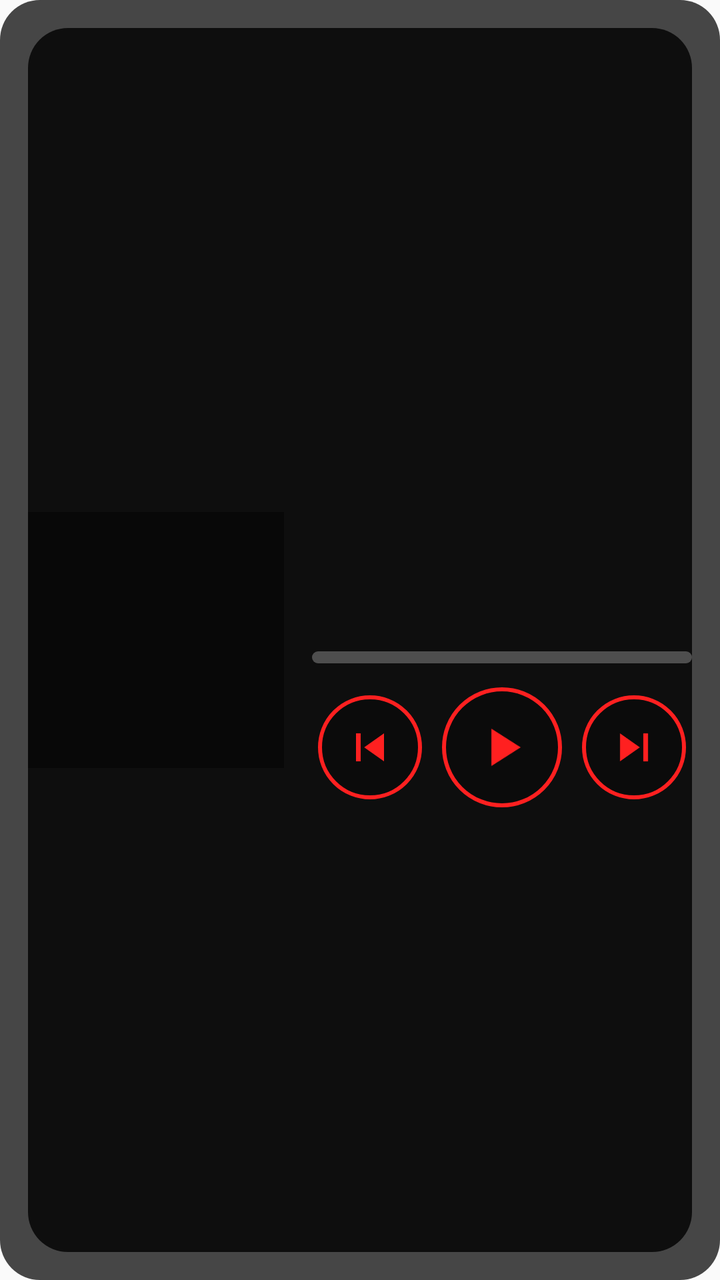
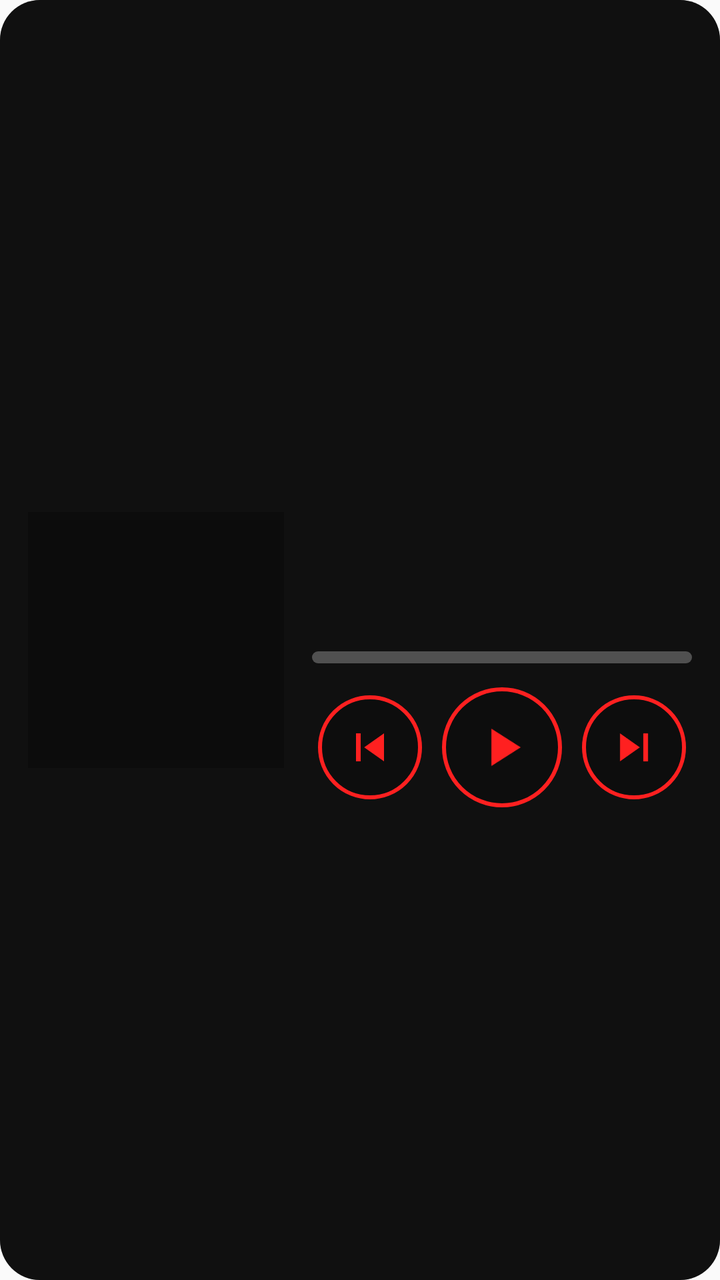

Compare the two renders of this Android layout. The source of the first and the diff that turns it into the second are given below.
<!-- AndroidManifest.xml: another module's application theme AppTheme -->
<!-- res/layout/widget_player.xml -->
<?xml version="1.0" encoding="utf-8"?>
<RelativeLayout xmlns:android="http://schemas.android.com/apk/res/android"
    android:id="@+id/widget_root"
    android:layout_width="match_parent"
    android:layout_height="match_parent"
    android:background="@drawable/widget_background"
    android:padding="14dp">

    <ImageView
        android:id="@+id/widget_artwork_bg"
        android:layout_width="match_parent"
        android:layout_height="match_parent"
        android:alpha="0.22"
        android:contentDescription="@null"
        android:scaleType="centerCrop" />

    <ImageView
        android:layout_width="match_parent"
        android:layout_height="match_parent"
        android:background="@drawable/widget_scrim"
        android:contentDescription="@null" />

    <LinearLayout
        android:layout_width="match_parent"
        android:layout_height="match_parent"
        android:gravity="center_vertical"
        android:orientation="horizontal">

        <ImageView
            android:id="@+id/widget_artwork"
            android:layout_width="128dp"
            android:layout_height="128dp"
            android:background="#66000000"
            android:contentDescription="@string/widget_artwork_desc"
            android:scaleType="centerCrop" />

        <LinearLayout
            android:layout_width="0dp"
            android:layout_height="wrap_content"
            android:layout_marginStart="14dp"
            android:layout_weight="1"
            android:orientation="vertical">

            <TextView
                android:id="@+id/widget_title"
                android:layout_width="match_parent"
                android:layout_height="wrap_content"
                android:ellipsize="marquee"
                android:marqueeRepeatLimit="marquee_forever"
                android:singleLine="true"
                android:textColor="#FFFFFF"
                android:textSize="20sp"
                android:textStyle="bold" />

            <TextView
                android:id="@+id/widget_artist"
                android:layout_width="match_parent"
                android:layout_height="wrap_content"
                android:layout_marginTop="6dp"
                android:ellipsize="end"
                android:maxLines="1"
                android:textColor="#FFFFFF"
                android:textSize="16sp"
                android:textStyle="bold" />

            <TextView
                android:id="@+id/widget_queue"
                android:layout_width="match_parent"
                android:layout_height="wrap_content"
                android:layout_marginTop="4dp"
                android:textColor="#E6FFFFFF"
                android:textSize="14sp"
                android:textStyle="bold" />

            <ProgressBar
                android:id="@+id/widget_progress"
                style="?android:attr/progressBarStyleHorizontal"
                android:layout_width="match_parent"
                android:layout_height="6dp"
                android:layout_marginTop="12dp"
                android:max="1000"
                android:progressDrawable="@drawable/widget_progress_red" />

            <LinearLayout
                android:layout_width="match_parent"
                android:layout_height="wrap_content"
                android:layout_marginTop="12dp"
                android:gravity="center"
                android:orientation="horizontal">

                <ImageButton
                    android:id="@+id/widget_btn_prev"
                    android:layout_width="52dp"
                    android:layout_height="52dp"
                    android:background="@drawable/widget_control_bg"
                    android:contentDescription="@string/widget_prev_desc"
                    android:padding="12dp"
                    android:scaleType="fitCenter"
                    android:src="@drawable/ic_widget_skip_previous" />

                <ImageButton
                    android:id="@+id/widget_btn_play_pause"
                    android:layout_width="60dp"
                    android:layout_height="60dp"
                    android:layout_marginHorizontal="10dp"
                    android:background="@drawable/widget_control_bg"
                    android:contentDescription="@string/widget_play_desc"
                    android:padding="14dp"
                    android:scaleType="fitCenter"
                    android:src="@drawable/ic_widget_play" />

                <ImageButton
                    android:id="@+id/widget_btn_next"
                    android:layout_width="52dp"
                    android:layout_height="52dp"
                    android:background="@drawable/widget_control_bg"
                    android:contentDescription="@string/widget_next_desc"
                    android:padding="12dp"
                    android:scaleType="fitCenter"
                    android:src="@drawable/ic_widget_skip_next" />
            </LinearLayout>
        </LinearLayout>
    </LinearLayout>
</RelativeLayout>
<!-- resources referenced by this layout -->
<resources>
  <!-- drawable ic_widget_play (drawable) -->
  <?xml version="1.0" encoding="utf-8"?>
  <vector xmlns:android="http://schemas.android.com/apk/res/android"
      android:width="24dp"
      android:height="24dp"
      android:viewportWidth="24"
      android:viewportHeight="24">
      <path
          android:fillColor="#FF2020"
          android:pathData="M8,5v14l11,-7z" />
  </vector>
  <!-- drawable ic_widget_skip_next (drawable) -->
  <?xml version="1.0" encoding="utf-8"?>
  <vector xmlns:android="http://schemas.android.com/apk/res/android"
      android:width="24dp"
      android:height="24dp"
      android:viewportWidth="24"
      android:viewportHeight="24">
      <path
          android:fillColor="#FF2020"
          android:pathData="M6,18l8.5,-6L6,6v12zM16,6v12h2V6h-2z" />
  </vector>
  <!-- drawable ic_widget_skip_previous (drawable) -->
  <?xml version="1.0" encoding="utf-8"?>
  <vector xmlns:android="http://schemas.android.com/apk/res/android"
      android:width="24dp"
      android:height="24dp"
      android:viewportWidth="24"
      android:viewportHeight="24">
      <path
          android:fillColor="#FF2020"
          android:pathData="M6,6h2v12H6V6zM9.5,12l8.5,6V6L9.5,12z" />
  </vector>
  <!-- drawable widget_background (drawable) -->
  <?xml version="1.0" encoding="utf-8"?>
  <shape xmlns:android="http://schemas.android.com/apk/res/android"
      android:shape="rectangle">
      <solid android:color="#CC1A1A1A" />
      <corners android:radius="20dp" />
  </shape>
  <!-- drawable widget_control_bg (drawable) -->
  <?xml version="1.0" encoding="utf-8"?>
  <layer-list xmlns:android="http://schemas.android.com/apk/res/android">
      <item>
          <shape android:shape="oval">
              <solid android:color="#33000000" />
              <stroke
                  android:width="2dp"
                  android:color="#FF2020" />
          </shape>
      </item>
  </layer-list>
  <!-- drawable widget_progress_red (drawable) -->
  <?xml version="1.0" encoding="utf-8"?>
  <layer-list xmlns:android="http://schemas.android.com/apk/res/android">
      <item android:id="@android:id/background">
          <shape android:shape="rectangle">
              <corners android:radius="4dp" />
              <solid android:color="#44FFFFFF" />
          </shape>
      </item>
      <item android:id="@android:id/progress">
          <clip>
              <shape android:shape="rectangle">
                  <corners android:radius="4dp" />
                  <solid android:color="#FF2020" />
              </shape>
          </clip>
      </item>
  </layer-list>
  <!-- drawable widget_scrim (drawable) -->
  <?xml version="1.0" encoding="utf-8"?>
  <shape xmlns:android="http://schemas.android.com/apk/res/android"
      android:shape="rectangle">
      <solid android:color="#CC000000" />
      <corners android:radius="20dp" />
  </shape>
  <string name="widget_artwork_desc">Carátula del álbum</string>
  <string name="widget_next_desc">Siguiente</string>
  <string name="widget_play_desc">Reproducir o pausar</string>
  <string name="widget_prev_desc">Anterior</string>
  <style name="AppTheme" parent="Theme.AppCompat.Light.DarkActionBar">
          
          <item name="colorPrimary">@color/colorPrimary</item>
          <item name="colorPrimaryDark">@color/colorPrimaryDark</item>
          <item name="colorAccent">@color/colorAccent</item>
      </style>
</resources>

<!-- the commit's change to res/layout/widget_player.xml (unified diff, before → after) -->
@@ -3,18 +3,18 @@
     android:id="@+id/widget_root"
     android:layout_width="match_parent"
     android:layout_height="match_parent"
-    android:background="@drawable/widget_background"
-    android:padding="14dp">
+    android:background="@drawable/widget_background">
 
     <ImageView
         android:id="@+id/widget_artwork_bg"
         android:layout_width="match_parent"
         android:layout_height="match_parent"
-        android:alpha="0.22"
+        android:alpha="0.55"
         android:contentDescription="@null"
         android:scaleType="centerCrop" />
 
     <ImageView
+        android:id="@+id/widget_scrim"
         android:layout_width="match_parent"
         android:layout_height="match_parent"
         android:background="@drawable/widget_scrim"
@@ -24,13 +24,14 @@
         android:layout_width="match_parent"
         android:layout_height="match_parent"
         android:gravity="center_vertical"
-        android:orientation="horizontal">
+        android:orientation="horizontal"
+        android:padding="14dp">
 
         <ImageView
             android:id="@+id/widget_artwork"
             android:layout_width="128dp"
             android:layout_height="128dp"
-            android:background="#66000000"
+            android:background="#44000000"
             android:contentDescription="@string/widget_artwork_desc"
             android:scaleType="centerCrop" />
 
<!-- resource entries referenced after the edit -->
@@ -37,7 +37,7 @@
   <?xml version="1.0" encoding="utf-8"?>
   <shape xmlns:android="http://schemas.android.com/apk/res/android"
       android:shape="rectangle">
-      <solid android:color="#CC1A1A1A" />
+      <solid android:color="#1A1A1A" />
       <corners android:radius="20dp" />
   </shape>
   <!-- drawable widget_control_bg (drawable) -->
@@ -74,7 +74,7 @@
   <?xml version="1.0" encoding="utf-8"?>
   <shape xmlns:android="http://schemas.android.com/apk/res/android"
       android:shape="rectangle">
-      <solid android:color="#CC000000" />
+      <solid android:color="#66000000" />
       <corners android:radius="20dp" />
   </shape>
   <string name="widget_artwork_desc">Carátula del álbum</string>
